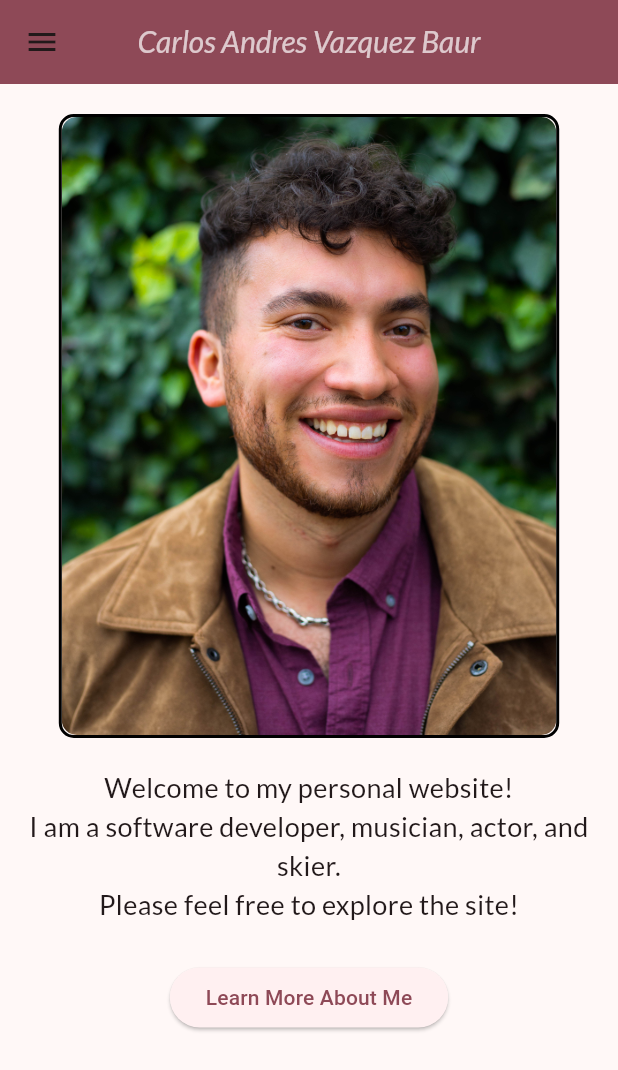
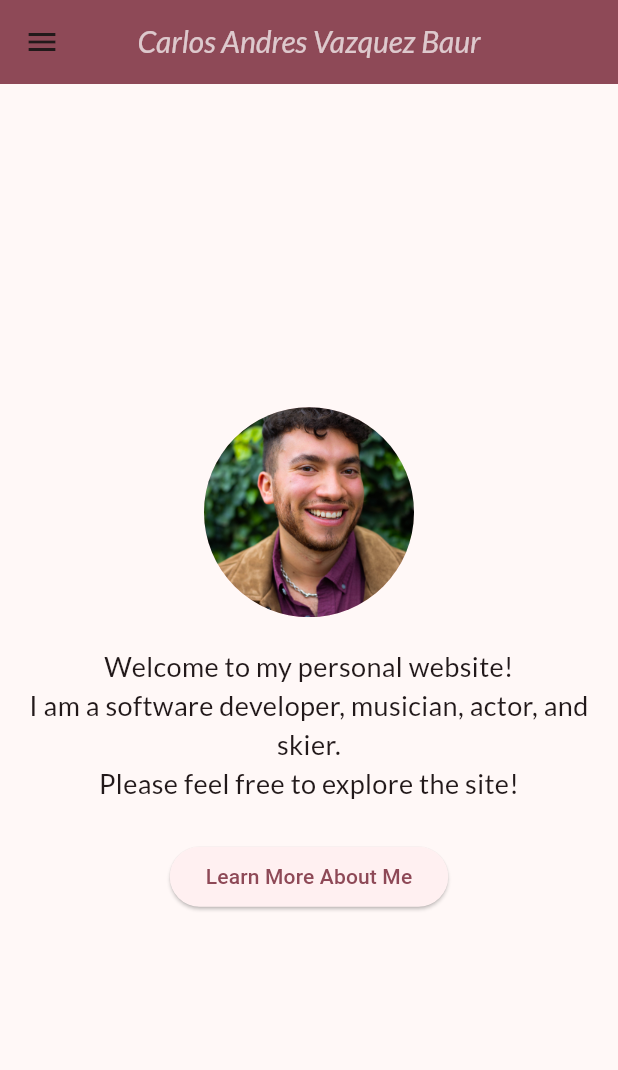
Before and after one commit to cvazquezbaur/PersonalWebsiteFlutter, a Flutter app: the screen it shows after launch, on a phone screen of 412 x 824 dp. Shown: the top 1070 px of the screen. Run offline on Flutter 3.47's test engine with Material 3 defaults, Android fonts, the light colour scheme and no system bars; our stand-ins replace google_fonts; generated files the repository leaves out were written again.

Commit message:
Small updates

```diff
--- a/lib/src/landing_page/landing_view.dart
+++ b/lib/src/landing_page/landing_view.dart
@@ -1,4 +1,3 @@
-import 'package:flutter/cupertino.dart';
 import 'package:flutter/material.dart';
 import 'package:google_fonts/google_fonts.dart';
 
@@ -103,27 +102,32 @@ class LandingBody extends StatelessWidget {
 
     return Center(
       child: Column(
-        children: [
-          SizedBox(height: 20),
-          Container(
-            decoration: BoxDecoration(
-              border: Border.all(
-                color: Colors.black,
-                width: 2,
-              ),
-              borderRadius: BorderRadius.circular(10),
-            ),
-            child: ClipRRect(
-              borderRadius: BorderRadius.circular(10),
-              child: Image.asset(
-                'assets/images/Carlos.jpg',
-                width: screenWidth * 0.8,
-                height: screenHeight * 0.5,
-                fit: BoxFit.cover,
-              ),
-            ),
+        mainAxisAlignment: MainAxisAlignment.center,
+        children: <Widget>[
+          CircleAvatar(
+            radius: 70,
+            backgroundImage: AssetImage('assets/images/Carlos.jpg'),
           ),
           SizedBox(height: 20),
+          // Container(
+          //   decoration: BoxDecoration(
+          //     border: Border.all(
+          //       color: Colors.black,
+          //       width: 2,
+          //     ),
+          //     borderRadius: BorderRadius.circular(10),
+          //   ),
+          //   child: ClipRRect(
+          //     borderRadius: BorderRadius.circular(10),
+          //     child: Image.asset(
+          //       'assets/images/Carlos.jpg',
+          //       width: screenWidth * 0.8,
+          //       height: screenHeight * 0.5,
+          //       fit: BoxFit.cover,
+          //     ),
+          //   ),
+          // ),
+          // SizedBox(height: 20),
           Text(
             'Welcome to my personal website!',
             style: TextStyle(
--- a/lib/src/sample_feature/sample_item.dart
+++ /dev/null
@@ -1,6 +0,0 @@
-/// A placeholder class that represents an entity or model.
-class SampleItem {
-  const SampleItem(this.id);
-
-  final int id;
-}
```
Also changed, not shown: lib/src/sample_feature/sample_item_details_view.dart (deleted, +0 -20 lines), lib/src/sample_feature/sample_item_list_view.dart (deleted, +0 -75 lines).
